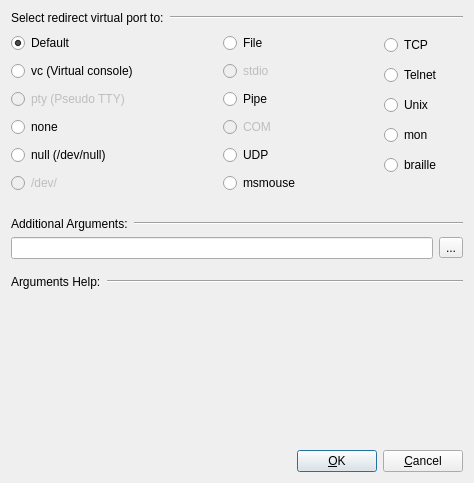
Before: the Qt Designer form Add_Port_Window.ui in qunying/aqemu-old, drawn with Qt 5.
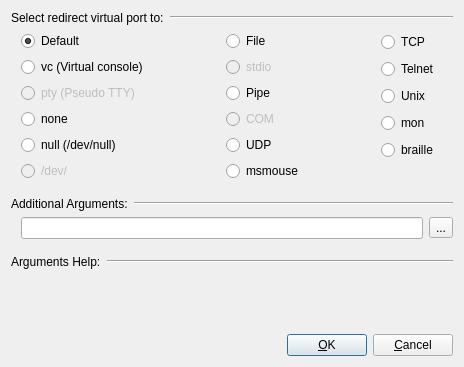
After: the same form once the commit is applied. Icons and pictures are not drawn.

Diff of the .ui file:
```diff
--- a/Add_Port_Window.ui
+++ b/Add_Port_Window.ui
@@ -1,12 +1,12 @@
 <ui version="4.0" >
  <class>Add_Port_Window</class>
- <widget class="QDialog" name="Add_Port_Window" >
-  <property name="geometry" >
+ <widget class="QDialog" name="Add_Port_Window">
+  <property name="geometry">
    <rect>
     <x>0</x>
     <y>0</y>
-    <width>474</width>
-    <height>483</height>
+    <width>464</width>
+    <height>367</height>
    </rect>
   </property>
   <property name="windowTitle" >
@@ -16,9 +16,9 @@
    <iconset resource="images.qrc" >
     <normaloff>:/port.png</normaloff>:/port.png</iconset>
   </property>
-  <layout class="QGridLayout" name="gridLayout_3" >
-   <item row="0" column="0" >
-    <layout class="QHBoxLayout" name="horizontalLayout" >
+  <layout class="QVBoxLayout" name="verticalLayout_4">
+   <item>
+    <layout class="QHBoxLayout" name="horizontalLayout">
      <item>
       <widget class="QLabel" name="Label_Port" >
        <property name="sizePolicy" >
@@ -41,8 +41,11 @@
      </item>
     </layout>
    </item>
-   <item row="1" column="0" >
-    <layout class="QHBoxLayout" name="horizontalLayout_3" >
+   <item>
+    <layout class="QHBoxLayout" name="horizontalLayout_3">
+     <property name="leftMargin">
+      <number>10</number>
+     </property>
      <item>
       <layout class="QVBoxLayout" name="verticalLayout_3" >
        <item>
@@ -230,9 +233,9 @@
      </item>
     </layout>
    </item>
-   <item row="2" column="0" >
-    <spacer name="verticalSpacer" >
-     <property name="orientation" >
+   <item>
+    <spacer name="verticalSpacer">
+     <property name="orientation">
       <enum>Qt::Vertical</enum>
      </property>
      <property name="sizeType" >
@@ -246,12 +249,12 @@
      </property>
     </spacer>
    </item>
-   <item row="3" column="0" >
-    <layout class="QGridLayout" name="gridLayout_2" >
-     <item row="0" column="0" >
-      <widget class="QLabel" name="Label_Args" >
-       <property name="sizePolicy" >
-        <sizepolicy vsizetype="Preferred" hsizetype="Maximum" >
+   <item>
+    <layout class="QHBoxLayout" name="horizontalLayout_5">
+     <item>
+      <widget class="QLabel" name="Label_Args">
+       <property name="sizePolicy">
+        <sizepolicy hsizetype="Maximum" vsizetype="Preferred">
          <horstretch>0</horstretch>
          <verstretch>0</verstretch>
         </sizepolicy>
@@ -261,19 +264,26 @@
        </property>
       </widget>
      </item>
-     <item row="0" column="1" colspan="2" >
-      <widget class="Line" name="line" >
-       <property name="orientation" >
+     <item>
+      <widget class="Line" name="line">
+       <property name="orientation">
         <enum>Qt::Horizontal</enum>
        </property>
       </widget>
      </item>
-     <item row="1" column="0" colspan="2" >
-      <widget class="QLineEdit" name="Edit_Args" />
+    </layout>
+   </item>
+   <item>
+    <layout class="QHBoxLayout" name="horizontalLayout_4">
+     <property name="leftMargin">
+      <number>10</number>
+     </property>
+     <item>
+      <widget class="QLineEdit" name="Edit_Args"/>
      </item>
-     <item row="1" column="2" >
-      <widget class="QToolButton" name="TB_Browse" >
-       <property name="text" >
+     <item>
+      <widget class="QToolButton" name="TB_Browse">
+       <property name="text">
         <string>...</string>
        </property>
        <property name="icon" >
@@ -284,9 +294,9 @@
      </item>
     </layout>
    </item>
-   <item row="4" column="0" >
-    <spacer name="verticalSpacer_2" >
-     <property name="orientation" >
+   <item>
+    <spacer name="verticalSpacer_2">
+     <property name="orientation">
       <enum>Qt::Vertical</enum>
      </property>
      <property name="sizeType" >
@@ -300,12 +310,12 @@
      </property>
     </spacer>
    </item>
-   <item row="5" column="0" >
-    <layout class="QGridLayout" name="gridLayout" >
-     <item row="0" column="0" >
-      <widget class="QLabel" name="Label_ArgsHelpS" >
-       <property name="sizePolicy" >
-        <sizepolicy vsizetype="Preferred" hsizetype="Maximum" >
+   <item>
+    <layout class="QHBoxLayout" name="horizontalLayout_6">
+     <item>
+      <widget class="QLabel" name="Label_ArgsHelpS">
+       <property name="sizePolicy">
+        <sizepolicy hsizetype="Maximum" vsizetype="Preferred">
          <horstretch>0</horstretch>
          <verstretch>0</verstretch>
         </sizepolicy>
@@ -315,42 +325,36 @@
        </property>
       </widget>
      </item>
-     <item row="0" column="1" >
-      <widget class="Line" name="line_2" >
-       <property name="orientation" >
+     <item>
+      <widget class="Line" name="line_2">
+       <property name="orientation">
         <enum>Qt::Horizontal</enum>
        </property>
       </widget>
      </item>
-     <item row="1" column="0" colspan="2" >
-      <widget class="QLabel" name="Label_Help" >
-       <property name="sizePolicy" >
-        <sizepolicy vsizetype="Minimum" hsizetype="Preferred" >
-         <horstretch>0</horstretch>
-         <verstretch>0</verstretch>
-        </sizepolicy>
-       </property>
-       <property name="text" >
-        <string>
-
-
-
-
-
-</string>
-       </property>
-       <property name="alignment" >
-        <set>Qt::AlignLeading|Qt::AlignLeft|Qt::AlignTop</set>
-       </property>
-       <property name="wordWrap" >
-        <bool>true</bool>
-       </property>
-      </widget>
-     </item>
     </layout>
    </item>
-   <item row="6" column="0" >
-    <layout class="QHBoxLayout" name="horizontalLayout_2" >
+   <item>
+    <widget class="QLabel" name="Label_Help">
+     <property name="sizePolicy">
+      <sizepolicy hsizetype="Preferred" vsizetype="Minimum">
+       <horstretch>0</horstretch>
+       <verstretch>0</verstretch>
+      </sizepolicy>
+     </property>
+     <property name="text">
+      <string/>
+     </property>
+     <property name="alignment">
+      <set>Qt::AlignLeading|Qt::AlignLeft|Qt::AlignTop</set>
+     </property>
+     <property name="wordWrap">
+      <bool>true</bool>
+     </property>
+    </widget>
+   </item>
+   <item>
+    <layout class="QHBoxLayout" name="horizontalLayout_2">
      <item>
       <spacer name="horizontalSpacer_3" >
        <property name="orientation" >
```
Left out of the diff: 171 changed lines with no effect on the pictures.
